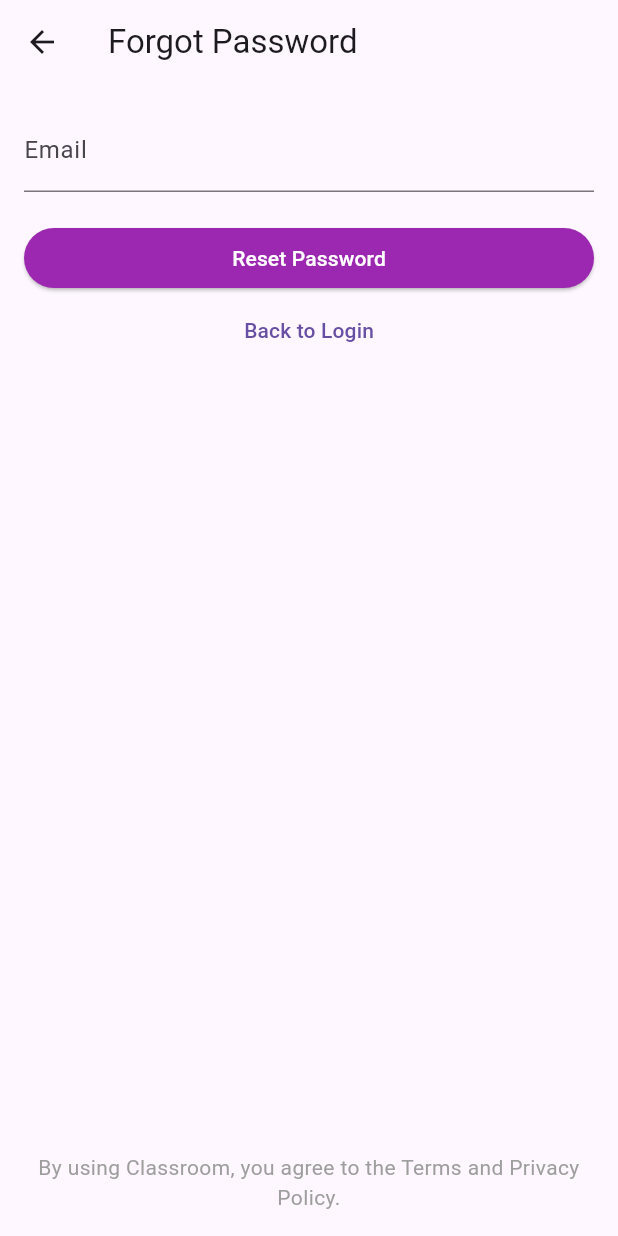
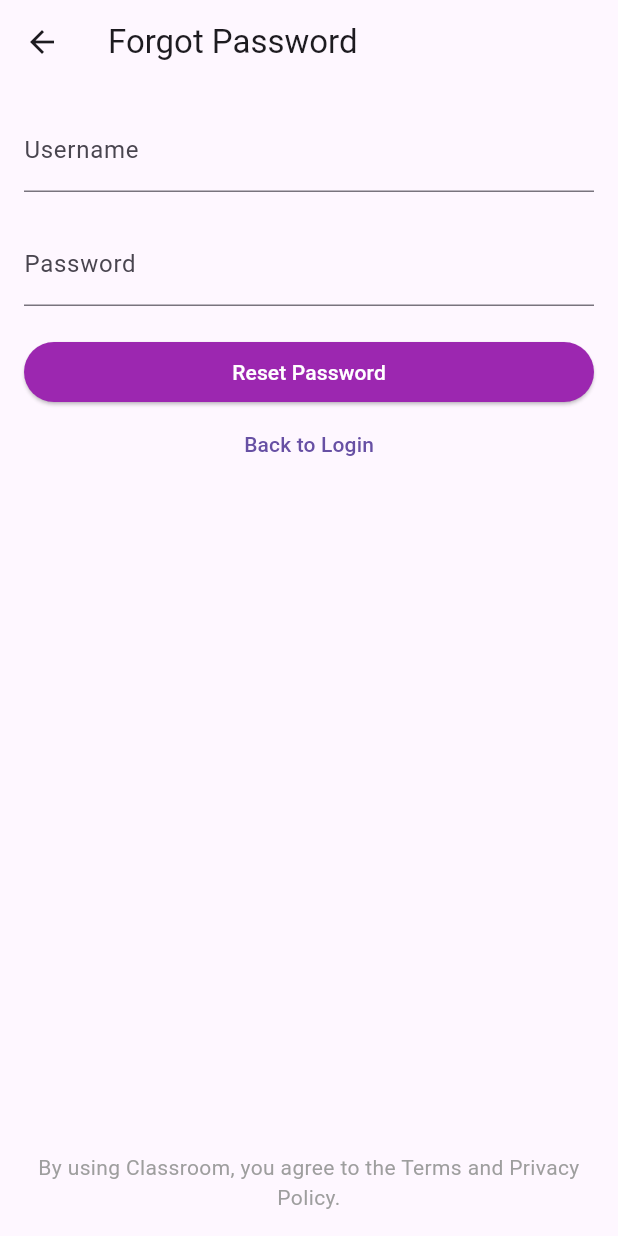
Before and after one commit to Hamed-Hasan/Flutter-Node-AI-Blog-Applications, a Flutter app: the forgot_password_view screen opened directly, on a phone screen of 412 x 824 dp. Run offline on Flutter 3.47's test engine with Material 3 defaults, Android fonts, the phone set to English and light mode, and no system bars; our stand-ins replace getwidget; network calls fail.

```diff
--- a/frontend/lib/views/forgot_password_view.dart
+++ b/frontend/lib/views/forgot_password_view.dart
@@ -1,7 +1,7 @@
 import 'package:flutter/material.dart';
 import 'login_view.dart';
+
 class forgot_password_view extends StatelessWidget {
-
   @override
   Widget build(BuildContext context) {
     return Scaffold(
@@ -14,16 +14,23 @@ class forgot_password_view extends StatelessWidget {
         child: Column(
           crossAxisAlignment: CrossAxisAlignment.stretch,
           children: <Widget>[
-            // Email TextFormField
+            // Username TextFormField
             TextFormField(
-              keyboardType: TextInputType.emailAddress,
               decoration: InputDecoration(
-                labelText: 'Email',
-                hintText: 'example@example.com',
+                labelText: 'Username',
+                hintText: 'Enter your username',
               ),
             ),
             SizedBox(height: 20),
-
+            // Password TextFormField
+            TextFormField(
+              obscureText: true,
+              decoration: InputDecoration(
+                labelText: 'Password',
+                hintText: 'Enter your password',
+              ),
+            ),
+            SizedBox(height: 20),
             // Reset Password Button
             ElevatedButton(
               child: Text('Reset Password'),
@@ -47,7 +54,6 @@ class forgot_password_view extends StatelessWidget {
               },
             ),
             Spacer(),
-
             // Footer Text
             Text(
               'By using Classroom, you agree to the Terms and Privacy Policy.',
```
Lines whose indentation alone changed are shown as unchanged.
